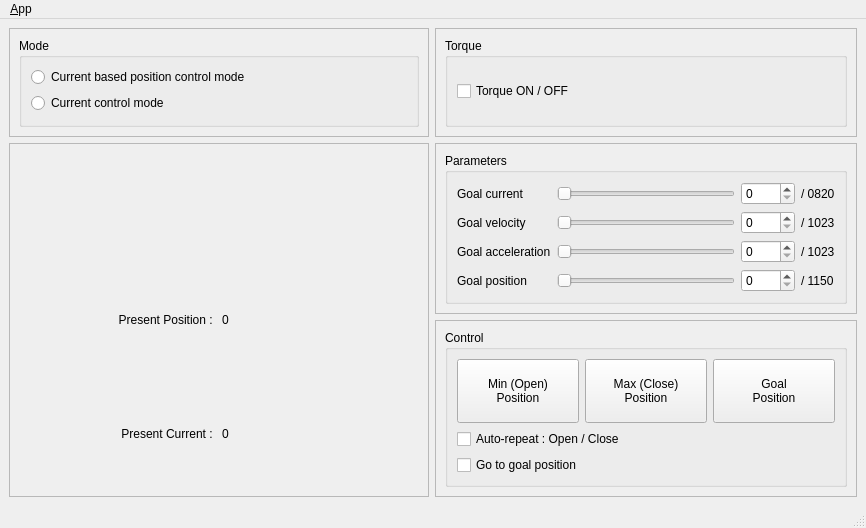
This is rh_p12_rn_gui/ui/main_window.ui in ROBOTIS-GIT/RH-P12-RN as Qt 5 draws it before an edit. The edited form follows.
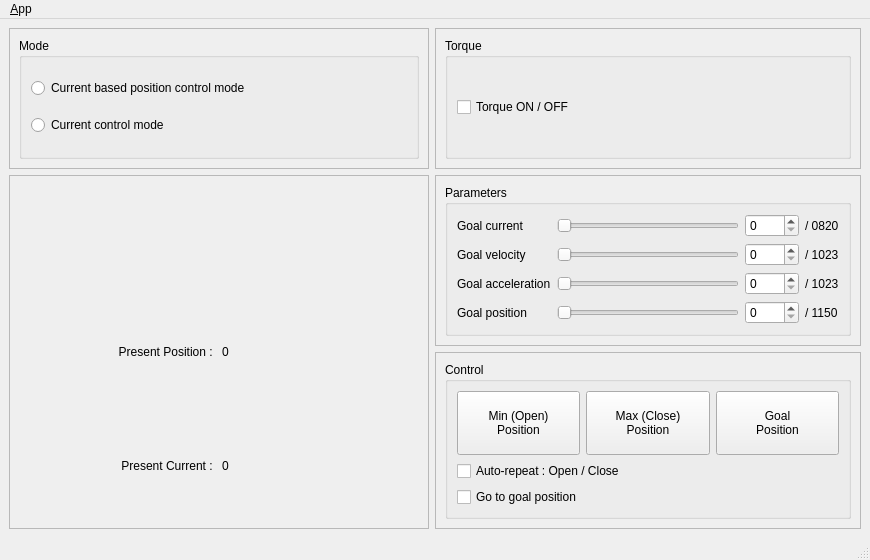
This is the edited form. Icons and pictures are not drawn.

Commit message: Updated gui package for melodic support

Diff of the .ui file:
```diff
--- a/rh_p12_rn_gui/ui/main_window.ui
+++ b/rh_p12_rn_gui/ui/main_window.ui
@@ -6,14 +6,20 @@
    <rect>
     <x>0</x>
     <y>0</y>
-    <width>866</width>
-    <height>528</height>
+    <width>870</width>
+    <height>560</height>
    </rect>
   </property>
   <property name="minimumSize">
    <size>
-    <width>800</width>
-    <height>500</height>
+    <width>870</width>
+    <height>560</height>
+   </size>
+  </property>
+  <property name="maximumSize">
+   <size>
+    <width>870</width>
+    <height>560</height>
    </size>
   </property>
   <property name="windowTitle">
@@ -403,8 +409,8 @@
     <rect>
      <x>0</x>
      <y>0</y>
-     <width>866</width>
-     <height>19</height>
+     <width>870</width>
+     <height>22</height>
     </rect>
    </property>
    <widget class="QMenu" name="menu_File">
```
Left out of the diff: 3 changed lines with no effect on the pictures. The commit also changes 3 other files.
